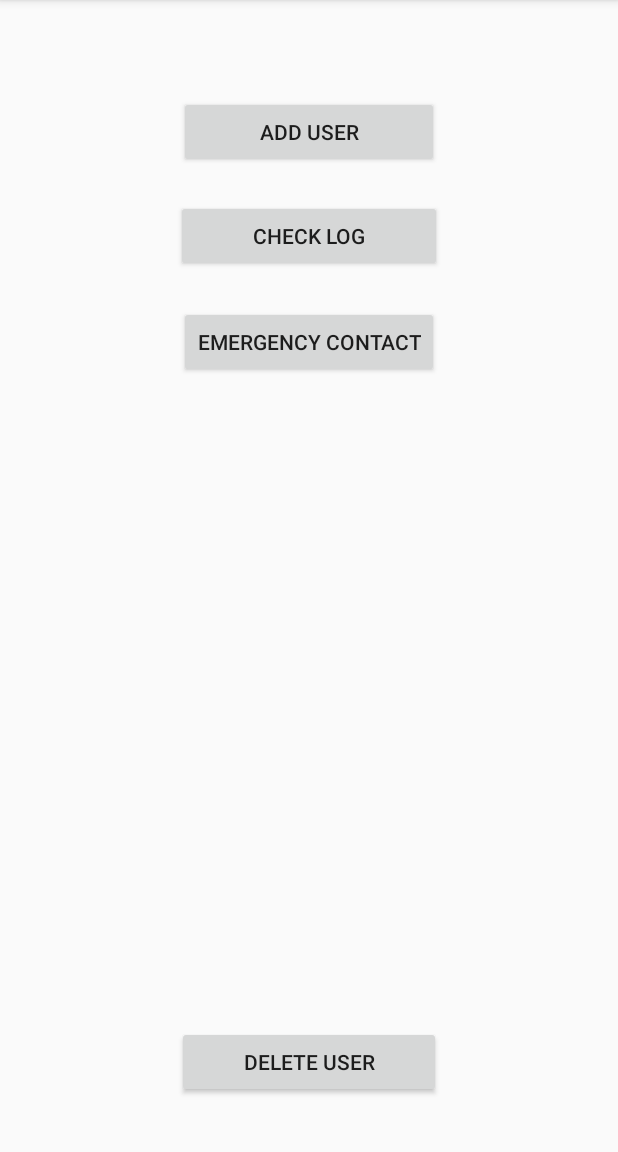
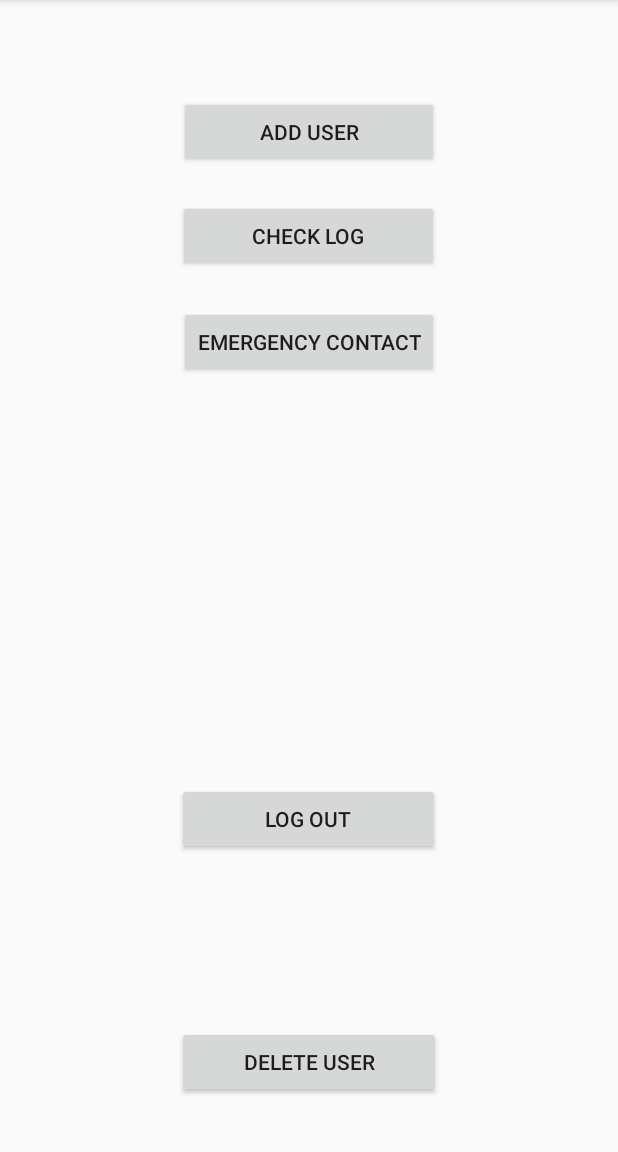
Before and after one commit to EdwardVillasenor1992/checkin, an Android app: the AdminPage screen opened directly, with no data from a screen before it, on a phone screen of 412 x 824 dp, the part 84-1236 px from its top. Run offline under Robolectric (Android 15) with nearby library versions, the phone set to English and light mode, and no system bars; our stand-ins replace Room's generated code.

```diff
--- a/app/src/main/java/com/example/ncrpd/checkin/AdminPage.java
+++ b/app/src/main/java/com/example/ncrpd/checkin/AdminPage.java
@@ -11,6 +11,7 @@ public class AdminPage extends AppCompatActivity {
     private Button mCheckLogBtn;
     private Button mEmergencyContact;
     private Button mDeleteUserBtn;
+    private Button mLogOutBtn;
     private DB db;
 
 
@@ -26,6 +27,7 @@ public class AdminPage extends AppCompatActivity {
         mCheckLogBtn = findViewById(R.id.check_log_btn);
         mEmergencyContact = findViewById(R.id.emergency_contact_btn);
         mDeleteUserBtn = findViewById(R.id.delete_user_btn);
+        mLogOutBtn = findViewById(R.id.log_out_btn);
 
         mAddUserBtn.setOnClickListener(new View.OnClickListener() {
             @Override
@@ -45,6 +47,13 @@ public class AdminPage extends AppCompatActivity {
                 startActivity(new Intent(AdminPage.this,ContactInfo.class));
             }
         });
+        mLogOutBtn.setOnClickListener(new View.OnClickListener() {
+            @Override
+            public void onClick(View v) {
+                startActivity(new Intent(AdminPage.this,MainActivity.class));
+                finish();
+            }
+        });
         mDeleteUserBtn.setOnClickListener(new View.OnClickListener() {
             @Override
             public void onClick(View v) {
--- a/app/src/main/java/com/example/ncrpd/checkin/MainActivity.java
+++ b/app/src/main/java/com/example/ncrpd/checkin/MainActivity.java
@@ -74,7 +74,7 @@ public class MainActivity extends AppCompatActivity {
                         builder.setPositiveButton("ok", new DialogInterface.OnClickListener() {
                             @Override
                             public void onClick(DialogInterface dialog, int which){
-
+                                mUserId.setText("");
                             }
                         });
 
--- a/app/src/main/res/layout/activity_admin_page.xml
+++ b/app/src/main/res/layout/activity_admin_page.xml
@@ -17,7 +17,7 @@
 
     <Button
         android:id="@+id/check_log_btn"
-        android:layout_width="177dp"
+        android:layout_width="174dp"
         android:layout_height="wrap_content"
         android:layout_alignParentTop="true"
         android:layout_centerHorizontal="true"
@@ -41,4 +41,13 @@
         android:layout_centerHorizontal="true"
         android:layout_marginBottom="36dp"
         android:text="delete user"/>
+
+    <Button
+        android:id="@+id/log_out_btn"
+        android:layout_width="175dp"
+        android:layout_height="wrap_content"
+        android:layout_alignParentBottom="true"
+        android:layout_centerHorizontal="true"
+        android:layout_marginBottom="198dp"
+        android:text="log out" />
 </RelativeLayout>
```
Also changed, not shown: app/src/main/java/com/example/ncrpd/checkin/DeleteUser.java (+37 -1 lines).
